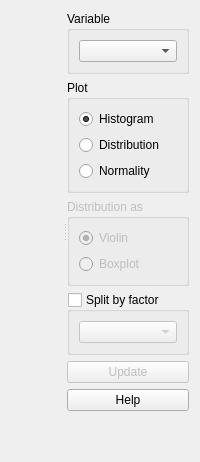
Old version of the form tse_analytics/views/analysis/exploration_widget.ui in the repository TSE-Systems/tse-analytics.
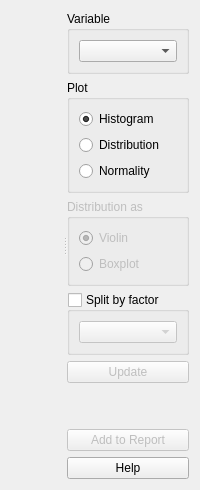
New version of the form. Icons and pictures are not drawn. Custom widgets are drawn as their Qt base class.

Commit message: New Report widget to display PDF reports.

The edit to the form file:
```diff
--- a/tse_analytics/views/analysis/exploration_widget.ui
+++ b/tse_analytics/views/analysis/exploration_widget.ui
@@ -120,17 +120,6 @@
          </property>
         </widget>
        </item>
-       <item>
-        <widget class="QPushButton" name="pushButtonHelp">
-         <property name="text">
-          <string>Help</string>
-         </property>
-         <property name="icon">
-          <iconset resource="../../../resources/resources.qrc">
-           <normaloff>:/icons/icons8-help-16.png</normaloff>:/icons/icons8-help-16.png</iconset>
-         </property>
-        </widget>
-       </item>
        <item>
         <spacer name="verticalSpacer">
          <property name="orientation">
@@ -144,6 +133,27 @@
          </property>
         </spacer>
        </item>
+       <item>
+        <widget class="QPushButton" name="pushButtonAddReport">
+         <property name="enabled">
+          <bool>false</bool>
+         </property>
+         <property name="text">
+          <string>Add to Report</string>
+         </property>
+        </widget>
+       </item>
+       <item>
+        <widget class="QPushButton" name="pushButtonHelp">
+         <property name="text">
+          <string>Help</string>
+         </property>
+         <property name="icon">
+          <iconset resource="../../../resources/resources.qrc">
+           <normaloff>:/icons/icons8-help-16.png</normaloff>:/icons/icons8-help-16.png</iconset>
+         </property>
+        </widget>
+       </item>
       </layout>
      </widget>
     </widget>
```
Left out of the diff: 1 changed line with no effect on the pictures. The commit also changes 30 other files.
